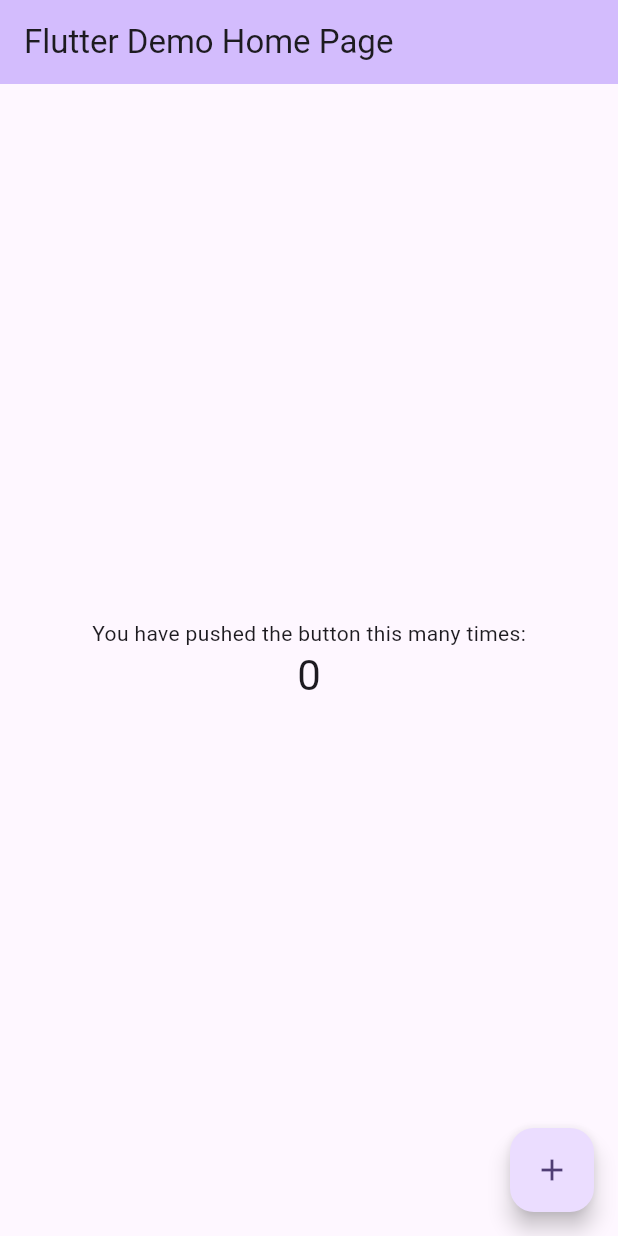
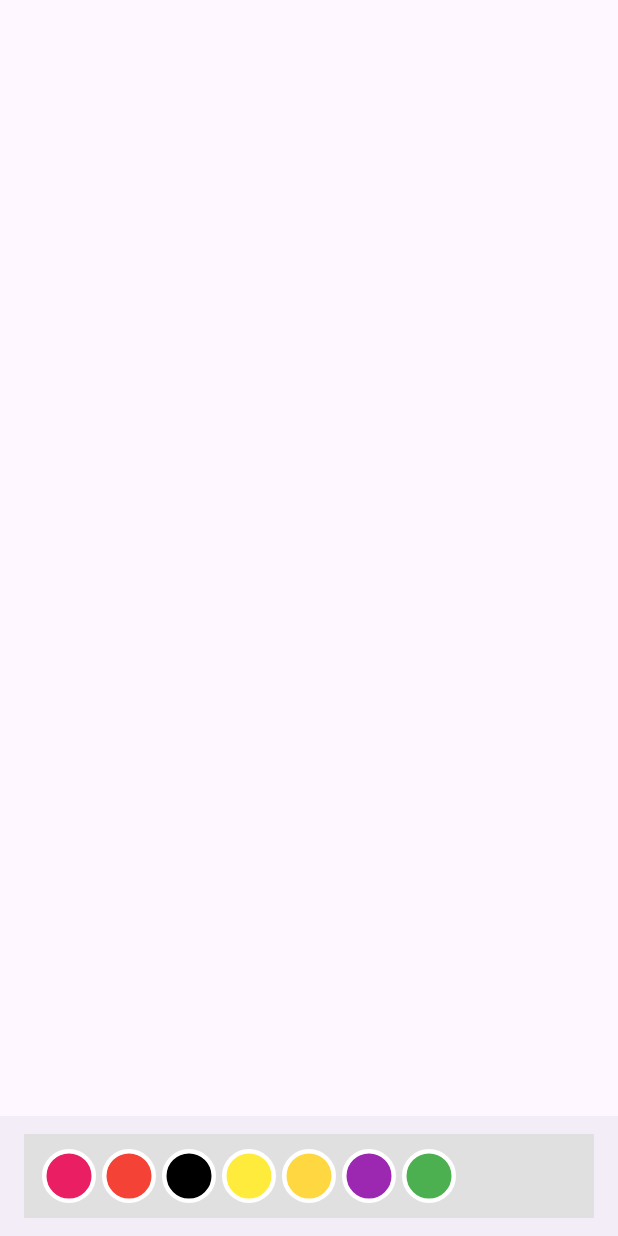
Before and after one commit to Jakaria1152/Drawing-App, a Flutter app: the screen it shows after launch, on a phone screen of 412 x 824 dp. Run offline on Flutter 3.47's test engine with Material 3 defaults, Android fonts, the phone set to English and light mode, and no system bars.

Commit message:
use list generate and refactor extract method very useful

```diff
--- a/lib/main.dart
+++ b/lib/main.dart
@@ -1,125 +1,61 @@
 import 'package:flutter/material.dart';
+void main()=>runApp(myApp());
 
-void main() {
-  runApp(const MyApp());
-}
+class myApp extends StatelessWidget {
+  const myApp({super.key});
 
-class MyApp extends StatelessWidget {
-  const MyApp({super.key});
-
-  // This widget is the root of your application.
   @override
   Widget build(BuildContext context) {
     return MaterialApp(
-      title: 'Flutter Demo',
-      theme: ThemeData(
-        // This is the theme of your application.
-        //
-        // TRY THIS: Try running your application with "flutter run". You'll see
-        // the application has a purple toolbar. Then, without quitting the app,
-        // try changing the seedColor in the colorScheme below to Colors.green
-        // and then invoke "hot reload" (save your changes or press the "hot
-        // reload" button in a Flutter-supported IDE, or press "r" if you used
-        // the command line to start the app).
-        //
-        // Notice that the counter didn't reset back to zero; the application
-        // state is not lost during the reload. To reset the state, use hot
-        // restart instead.
-        //
-        // This works for code too, not just values: Most code changes can be
-        // tested with just a hot reload.
-        colorScheme: ColorScheme.fromSeed(seedColor: Colors.deepPurple),
-        useMaterial3: true,
-      ),
-      home: const MyHomePage(title: 'Flutter Demo Home Page'),
+      debugShowCheckedModeBanner: false,
+      home: DrawingBoard(),
     );
   }
 }
 
-class MyHomePage extends StatefulWidget {
-  const MyHomePage({super.key, required this.title});
-
-  // This widget is the home page of your application. It is stateful, meaning
-  // that it has a State object (defined below) that contains fields that affect
-  // how it looks.
-
-  // This class is the configuration for the state. It holds the values (in this
-  // case the title) provided by the parent (in this case the App widget) and
-  // used by the build method of the State. Fields in a Widget subclass are
-  // always marked "final".
-
-  final String title;
+class DrawingBoard extends StatefulWidget {
+  const DrawingBoard({super.key});
 
   @override
-  State<MyHomePage> createState() => _MyHomePageState();
+  State<DrawingBoard> createState() => _DrawingBoardState();
 }
 
-class _MyHomePageState extends State<MyHomePage> {
-  int _counter = 0;
+class _DrawingBoardState extends State<DrawingBoard> {
+  List<Color> colors = [
+    Colors.pink,
+    Colors.red,
+    Colors.black,
+    Colors.yellow,
+    Colors.amberAccent,
+    Colors.purple,
+    Colors.green,
 
-  void _incrementCounter() {
-    setState(() {
-      // This call to setState tells the Flutter framework that something has
-      // changed in this State, which causes it to rerun the build method below
-      // so that the display can reflect the updated values. If we changed
-      // _counter without calling setState(), then the build method would not be
-      // called again, and so nothing would appear to happen.
-      _counter++;
-    });
+  ];
+  @override
+  Widget build(BuildContext context) {
+    return Scaffold(
+      bottomNavigationBar: BottomAppBar(
+        child: Container(
+          color: Colors.grey.shade300,
+          padding: EdgeInsets.all(10),
+          child: Row(
+            children: List.generate(colors.length, (index)=>_buildColorChoose(colors[index]),),
+          ),
+        ),
+      ),
+    );
   }
 
-  @override
-  Widget build(BuildContext context) {
-    // This method is rerun every time setState is called, for instance as done
-    // by the _incrementCounter method above.
-    //
-    // The Flutter framework has been optimized to make rerunning build methods
-    // fast, so that you can just rebuild anything that needs updating rather
-    // than having to individually change instances of widgets.
-    return Scaffold(
-      appBar: AppBar(
-        // TRY THIS: Try changing the color here to a specific color (to
-        // Colors.amber, perhaps?) and trigger a hot reload to see the AppBar
-        // change color while the other colors stay the same.
-        backgroundColor: Theme.of(context).colorScheme.inversePrimary,
-        // Here we take the value from the MyHomePage object that was created by
-        // the App.build method, and use it to set our appbar title.
-        title: Text(widget.title),
-      ),
-      body: Center(
-        // Center is a layout widget. It takes a single child and positions it
-        // in the middle of the parent.
-        child: Column(
-          // Column is also a layout widget. It takes a list of children and
-          // arranges them vertically. By default, it sizes itself to fit its
-          // children horizontally, and tries to be as tall as its parent.
-          //
-          // Column has various properties to control how it sizes itself and
-          // how it positions its children. Here we use mainAxisAlignment to
-          // center the children vertically; the main axis here is the vertical
-          // axis because Columns are vertical (the cross axis would be
-          // horizontal).
-          //
-          // TRY THIS: Invoke "debug painting" (choose the "Toggle Debug Paint"
-          // action in the IDE, or press "p" in the console), to see the
-          // wireframe for each widget.
-          mainAxisAlignment: MainAxisAlignment.center,
-          children: <Widget>[
-            const Text(
-              'You have pushed the button this many times:',
-            ),
-            Text(
-              '$_counter',
-              style: Theme.of(context).textTheme.headlineMedium,
-            ),
-          ],
-        ),
-      ),
-      floatingActionButton: FloatingActionButton(
-        onPressed: _incrementCounter,
-        tooltip: 'Increment',
-        child: const Icon(Icons.add),
-      ), // This trailing comma makes auto-formatting nicer for build methods.
-    );
+  Container _buildColorChoose(Color color) {
+    return Container(
+              height: 40,
+              width: 40,
+              decoration: BoxDecoration(
+                shape: BoxShape.circle,
+                color: color,
+                border: Border.all(color: Colors.white,
+                width: 3)
+              ),
+            );
   }
 }
```
Also changed, not shown: 1 other file.
